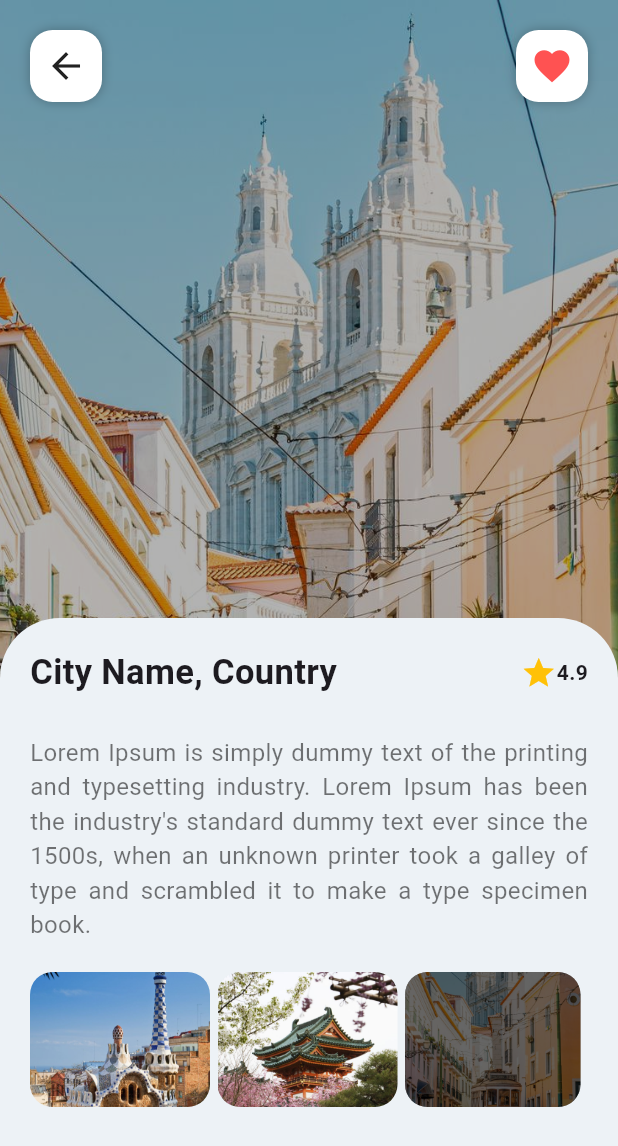
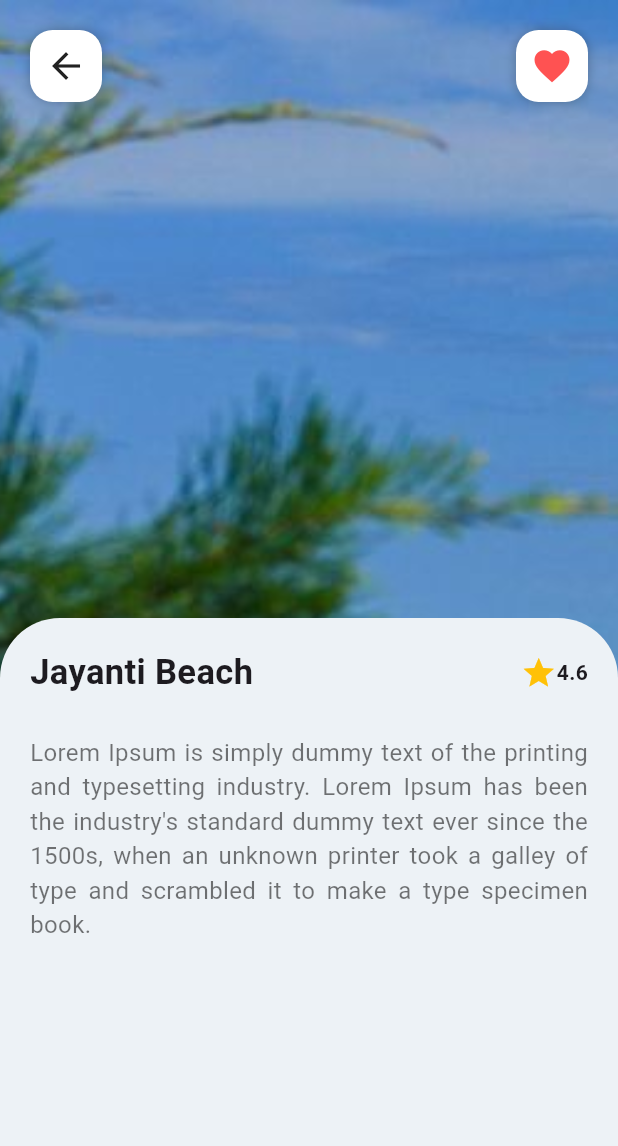
Before and after one commit to DescaMr/tubesmobile-project-baru, a Flutter app: the HomePage screen opened directly, after a tap on "Jayanti Beach", on a phone screen of 412 x 824 dp. Shown: the top 1146 px of the screen. Run offline on Flutter 3.47's test engine with Material 3 defaults, Android fonts, the phone set to English and light mode, and no system bars; our stand-ins replace animated_splash_screen, curved_navigation_bar, font_awesome_flutter.

Commit message:
finish add model to homepage & postscreen

```diff
--- a/lib/components/post_bottom_bar.dart
+++ b/lib/components/post_bottom_bar.dart
@@ -1,6 +1,10 @@
+import 'package:bottomnavbar/pages/dummy.data.dart';
 import 'package:flutter/material.dart';
 
 class PostBottomBar extends StatelessWidget {
+  final Beach place;
+
+  const PostBottomBar({Key? key, required this.place}) : super(key: key);
   @override
   Widget build(BuildContext context){
     return Container(
@@ -23,7 +27,7 @@ class PostBottomBar extends StatelessWidget {
                   mainAxisAlignment: MainAxisAlignment.spaceBetween,
                   children: [
                     Text(
-                      "City Name, Country",
+                      place.name,
                       style: TextStyle(
                         fontSize: 23,
                         fontWeight: FontWeight.w600,
@@ -36,7 +40,7 @@ class PostBottomBar extends StatelessWidget {
                           color: Colors.amber,
                         ),
                         Text(
-                          "4.9",
+                          place.rating,
                           style: TextStyle(
                             fontWeight: FontWeight.w600,
                           ),
@@ -52,55 +56,55 @@ class PostBottomBar extends StatelessWidget {
                 textAlign: TextAlign.justify,
                 ),
                 SizedBox(height: 20),
-                Row(
-                  children: [
-                    Padding(
-                    padding: EdgeInsets.only(right: 5),
-                    child: Expanded(
-                      child: ClipRRect(
-                        borderRadius: BorderRadius.circular(15),
-                        child: Image.asset(
-                          "images/city5.jpg",
-                          fit: BoxFit.cover,
-                          width: 120,
-                          height: 90,
-                        ),
-                      ),
-                    ),
-                    ),
-                    Padding(
-                    padding: EdgeInsets.only(right: 5),
-                    child: Expanded(
-                      child: ClipRRect(
-                        borderRadius: BorderRadius.circular(15),
-                        child: Image.asset(
-                          "images/city4.jpg",
-                          fit: BoxFit.cover,
-                          width: 120,
-                          height: 90,
-                        ),
-                      ),
-                    ),
-                    ),
-                    Expanded(
-                      child: Container(
-                        alignment: Alignment.center,
-                        width: 120,
-                        height: 90,
-                        margin: EdgeInsets.only(right: 5),
-                        decoration: BoxDecoration(
-                          color: Colors.black,
-                          borderRadius: BorderRadius.circular(15),
-                          image: DecorationImage(
-                            image: AssetImage("images/city6.jpg"),
-                            fit: BoxFit.cover,
-                             opacity: 0.4,
-                          ),
-                        ),
-                      ),
-                    ),
-                  ],
-                ),
+                // Row(
+                //   children: [
+                //     Padding(
+                //     padding: EdgeInsets.only(right: 5),
+                //     child: Expanded(
+                //       child: ClipRRect(
+                //         borderRadius: BorderRadius.circular(15),
+                //         child: Image.asset(
+                //           "images/city5.jpg",
+                //           fit: BoxFit.cover,
+                //           width: 120,
+                //           height: 90,
+                //         ),
+                //       ),
+                //     ),
+                //     ),
+                //     Padding(
+                //     padding: EdgeInsets.only(right: 5),
+                //     child: Expanded(
+                //       child: ClipRRect(
+                //         borderRadius: BorderRadius.circular(15),
+                //         child: Image.asset(
+                //           "images/city4.jpg",
+                //           fit: BoxFit.cover,
+                //           width: 120,
+                //           height: 90,
+                //         ),
+                //       ),
+                //     ),
+                //     ),
+                //     Expanded(
+                //       child: Container(
+                //         alignment: Alignment.center,
+                //         width: 120,
+                //         height: 90,
+                //         margin: EdgeInsets.only(right: 5),
+                //         decoration: BoxDecoration(
+                //           color: Colors.black,
+                //           borderRadius: BorderRadius.circular(15),
+                //           image: DecorationImage(
+                //             image: AssetImage("images/city6.jpg"),
+                //             fit: BoxFit.cover,
+                //              opacity: 0.4,
+                //           ),
+                //         ),
+                //       ),
+                //     ),
+                //   ],
+                // ),
               ],
             ),
           ),
--- a/lib/pages/home_page.dart
+++ b/lib/pages/home_page.dart
@@ -34,18 +34,19 @@ class HomePage extends StatelessWidget {
                       child: Container(
                         height: 200,
                         child: ListView.builder(
-
                             itemCount: 3,
                             scrollDirection: Axis.horizontal,
                             shrinkWrap: true,
-                            itemBuilder: (BuildContext context, int index) {
+                            itemBuilder: (context, index) {
                               final Beach place = BeachList[index];
                               return InkWell(
                                 onTap: () {
                                   Navigator.push(
                                       context,
                                       MaterialPageRoute(
-                                        builder: (context) => PostScreen(),
+                                        builder: (context){
+                                          return PostScreen(place: place);
+                                        }
                                       ));
                                 },
                                 child: Container(
@@ -145,19 +146,21 @@ class HomePage extends StatelessWidget {
                               Navigator.push(
                                   context,
                                   MaterialPageRoute(
-                                    builder: (context) => HomePage(),
-                                  ));
+                                  builder: (context){
+                                  return PostScreen(place: place);
+                                 }
+                              ));
                             },
                             child: Container(
                               height: 200,
                               decoration: BoxDecoration(
-                                color: Colors.black,
+                                // color: Colors.black,
                                 borderRadius: BorderRadius.circular(15),
                                 image: DecorationImage(
                                   image:
                                       AssetImage(place.imageAsset),
                                   fit: BoxFit.cover,
-                                  opacity: 0.8,
+                                  // opacity: 0.8,
                                 ),
                               ),
                             ),
--- a/lib/pages/post_screen.dart
+++ b/lib/pages/post_screen.dart
@@ -1,17 +1,21 @@
+import 'package:bottomnavbar/pages/dummy.data.dart';
 import 'package:flutter/material.dart';
 import 'package:bottomnavbar/components/post_app_bar.dart';
 import 'package:bottomnavbar/components/post_bottom_bar.dart';
 
 class PostScreen extends StatelessWidget{
+  final Beach place;
+
+  const PostScreen({Key? key, required this.place}): super(key: key);
   @override
   Widget build(BuildContext context){
     return Container(
       decoration: BoxDecoration(
-        color: Colors.black,
+        // color: Colors.black,
         image: DecorationImage(
-          image: AssetImage('images/city6.jpg'),
+          image: AssetImage(place.imageAsset),
           fit: BoxFit.cover,
-          opacity: 0.7,
+          // opacity: 0.7,
         ),
       ),
       child: Scaffold(
@@ -20,7 +24,7 @@ class PostScreen extends StatelessWidget{
           preferredSize: Size.fromHeight(90),
         child: PostAppBar(),
         ),
-        bottomNavigationBar: PostBottomBar(),
+        bottomNavigationBar: PostBottomBar(place: place),
       ),
     );
   }
```
